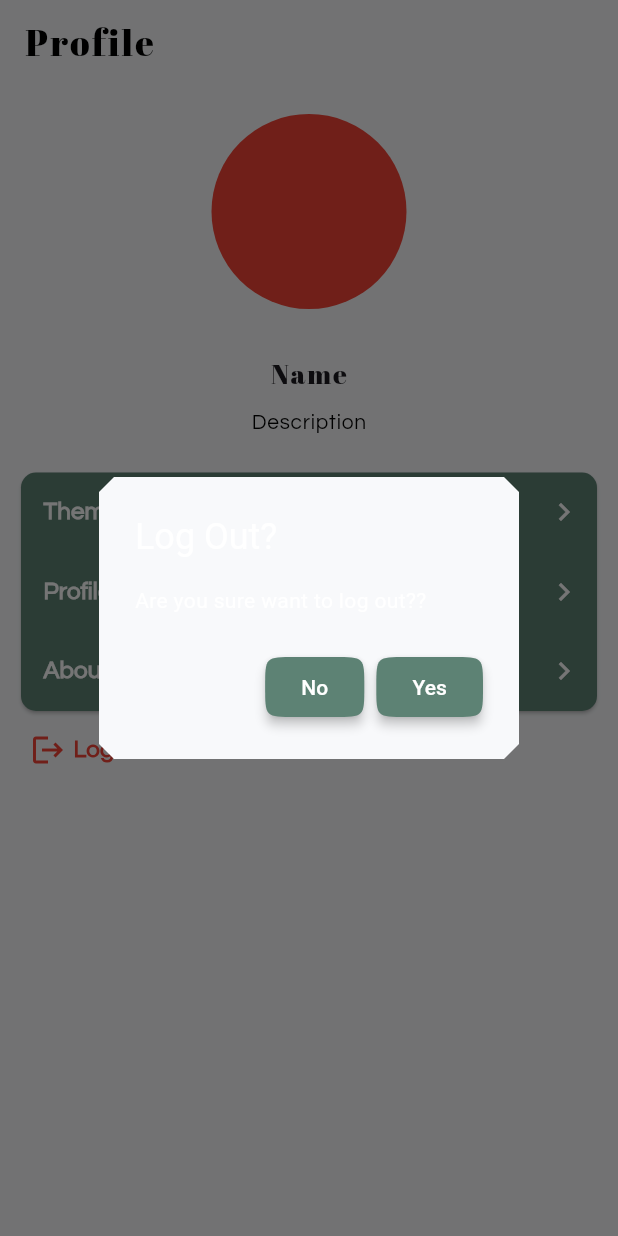
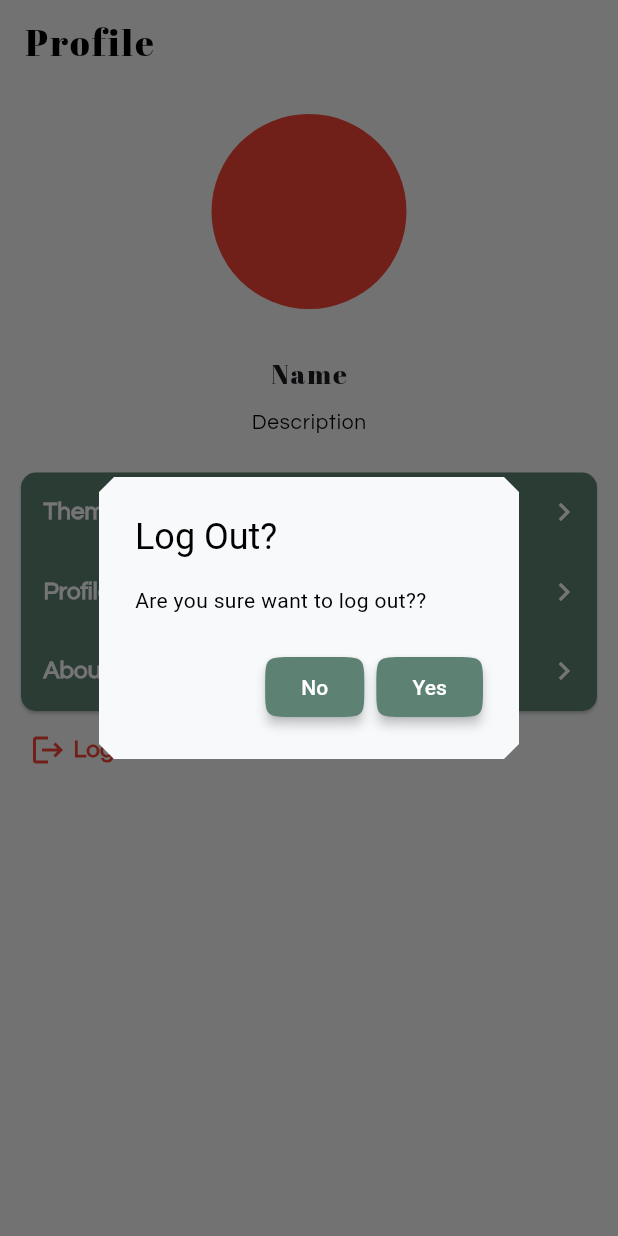
Before and after one commit to SatriaAkbarRizki/movinfo, a Flutter app: the ProfileScreens screen opened by its route, after a tap on "Log Out", on a phone screen of 412 x 824 dp. Run offline on Flutter 3.47's test engine with Material 3 defaults, Android fonts, the light colour scheme and no system bars; our stand-ins replace bloc, flutter_bloc, flutter_svg, go_router, image_picker, lottie and 2 more; missing offline and left inert: dart:ffi.

Commit message:
fix: color fonts and icons

```diff
--- a/lib/screens/category.dart
+++ b/lib/screens/category.dart
@@ -20,7 +20,7 @@ class CategoryScreen extends StatelessWidget {
         leading: IconButton(
             onPressed: () => context.go('/'),
             icon: Icon(Icons.arrow_back,
-                color: ThemeMode == MyTheme().lightTheme
+                color: Theme.of(context).brightness == Brightness.light
                     ? Colors.black
                     : Colors.white)),
       ),
--- a/lib/screens/profile.dart
+++ b/lib/screens/profile.dart
@@ -166,19 +166,24 @@ class ProfileScreens extends StatelessWidget {
                   title: Text(
                     'Log Out?',
                     style: TextStyle(
-                        color: Theme.of(context).textTheme.titleSmall?.color),
+                        color: Theme.of(context).brightness == Brightness.dark
+                            ? Colors.white
+                            : Colors.black),
                   ),
                   content: Text('Are you sure want to log out??',
                       style: TextStyle(
-                          color:
-                              Theme.of(context).textTheme.titleSmall?.color)),
+                          color: Theme.of(context).brightness == Brightness.dark
+                              ? Colors.white
+                              : Colors.black)),
                   actions: [
                     ElevatedButton(
                         onPressed: () {
                           log('no log out');
                           context.pop();
                         },
-                        child: const Text('No')),
+                        child: Text(
+                          'No',
+                        )),
                     ElevatedButton(onPressed: () {}, child: const Text('Yes'))
                   ],
                 ),
```
